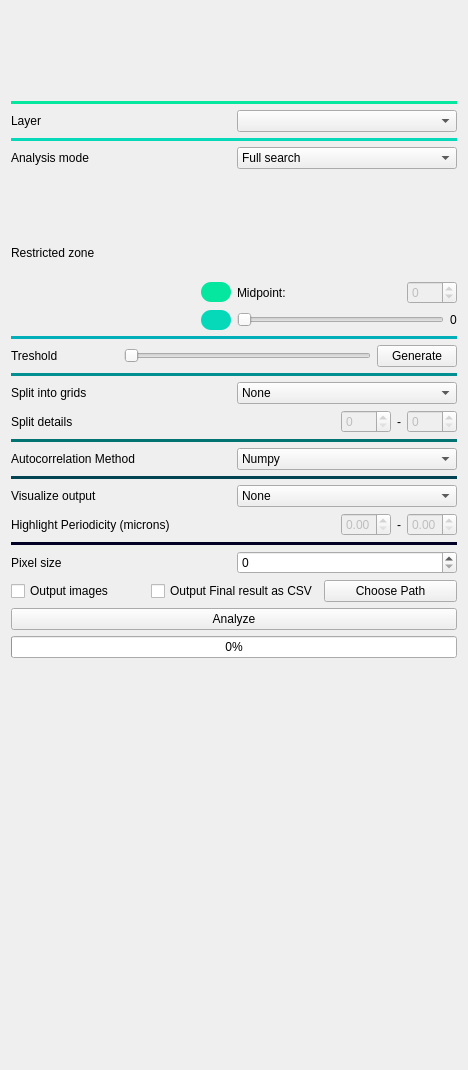
This is src/napari_k2_autocorrelation/static/form.ui in SamKVs/napari-k2-WaveBreaker as Qt 5 draws it before an edit. The edited form follows.
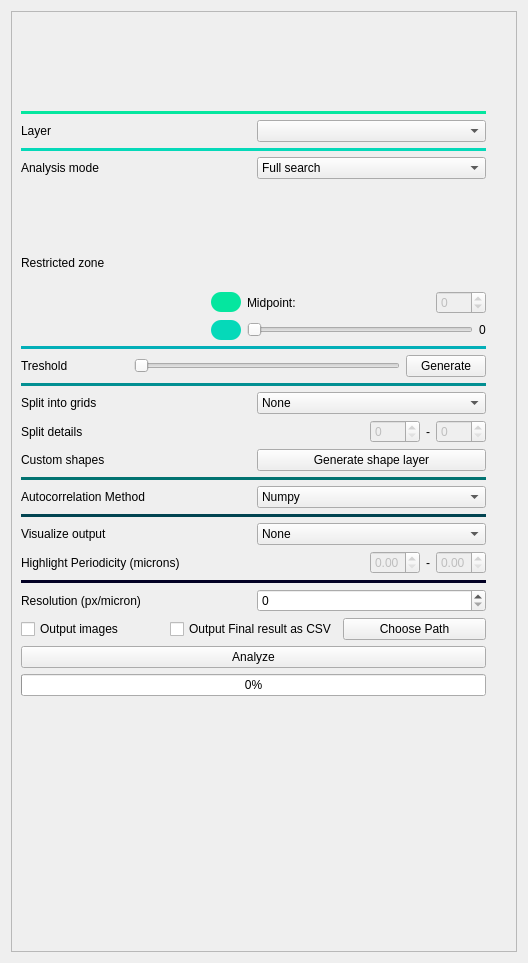
This is the edited form. Icons and pictures are not drawn.

Diff of the .ui file:
```diff
--- a/src/napari_k2_autocorrelation/static/form.ui
+++ b/src/napari_k2_autocorrelation/static/form.ui
@@ -6,8 +6,8 @@
    <rect>
     <x>0</x>
     <y>0</y>
-    <width>468</width>
-    <height>1070</height>
+    <width>528</width>
+    <height>963</height>
    </rect>
   </property>
   <property name="windowTitle">
@@ -15,6 +15,33 @@
   </property>
   <layout class="QVBoxLayout" name="verticalLayout_2">
    <item>
+    <widget class="QScrollArea" name="scrollArea">
+     <property name="verticalScrollBarPolicy">
+      <enum>Qt::ScrollBarAlwaysOff</enum>
+     </property>
+     <property name="horizontalScrollBarPolicy">
+      <enum>Qt::ScrollBarAlwaysOff</enum>
+     </property>
+     <property name="widgetResizable">
+      <bool>true</bool>
+     </property>
+     <property name="alignment">
+      <set>Qt::AlignLeading|Qt::AlignLeft|Qt::AlignTop</set>
+     </property>
+     <widget class="QWidget" name="scrollAreaWidgetContents_5">
+      <property name="geometry">
+       <rect>
+        <x>0</x>
+        <y>0</y>
+        <width>502</width>
+        <height>937</height>
+       </rect>
+      </property>
+      <layout class="QVBoxLayout" name="verticalLayout_6">
+       <property name="rightMargin">
+        <number>30</number>
+       </property>
+       <item>
     <layout class="QVBoxLayout" name="verticalLayout">
      <property name="leftMargin">
       <number>0</number>
@@ -534,6 +561,24 @@
        </item>
       </layout>
      </item>
+         <item>
+          <layout class="QHBoxLayout" name="horizontalLayout_15">
+           <item>
+            <widget class="QLabel" name="label_17">
+             <property name="text">
+              <string>Custom shapes</string>
+             </property>
+            </widget>
+           </item>
+           <item>
+            <widget class="QPushButton" name="pushButton_genShapes">
+             <property name="text">
+              <string>Generate shape layer</string>
+             </property>
+            </widget>
+           </item>
+          </layout>
+         </item>
      <item>
       <widget class="Line" name="line_17">
        <property name="styleSheet">
@@ -681,7 +726,7 @@
        <item>
         <widget class="QLabel" name="label_14">
          <property name="text">
-          <string>Pixel size</string>
+              <string>Resolution (px/micron)</string>
          </property>
         </widget>
        </item>
@@ -733,16 +778,11 @@
        </property>
       </widget>
      </item>
-    </layout>
-   </item>
    <item>
     <spacer name="verticalSpacer">
      <property name="orientation">
       <enum>Qt::Vertical</enum>
      </property>
-     <property name="sizeType">
-      <enum>QSizePolicy::MinimumExpanding</enum>
-     </property>
      <property name="sizeHint" stdset="0">
       <size>
        <width>20</width>
@@ -750,6 +790,12 @@
       </size>
      </property>
     </spacer>
+         </item>
+        </layout>
+       </item>
+      </layout>
+     </widget>
+    </widget>
    </item>
   </layout>
  </widget>
```
Left out of the diff: 10 changed lines with no effect on the pictures. Lines whose indentation alone changed are shown as unchanged.
